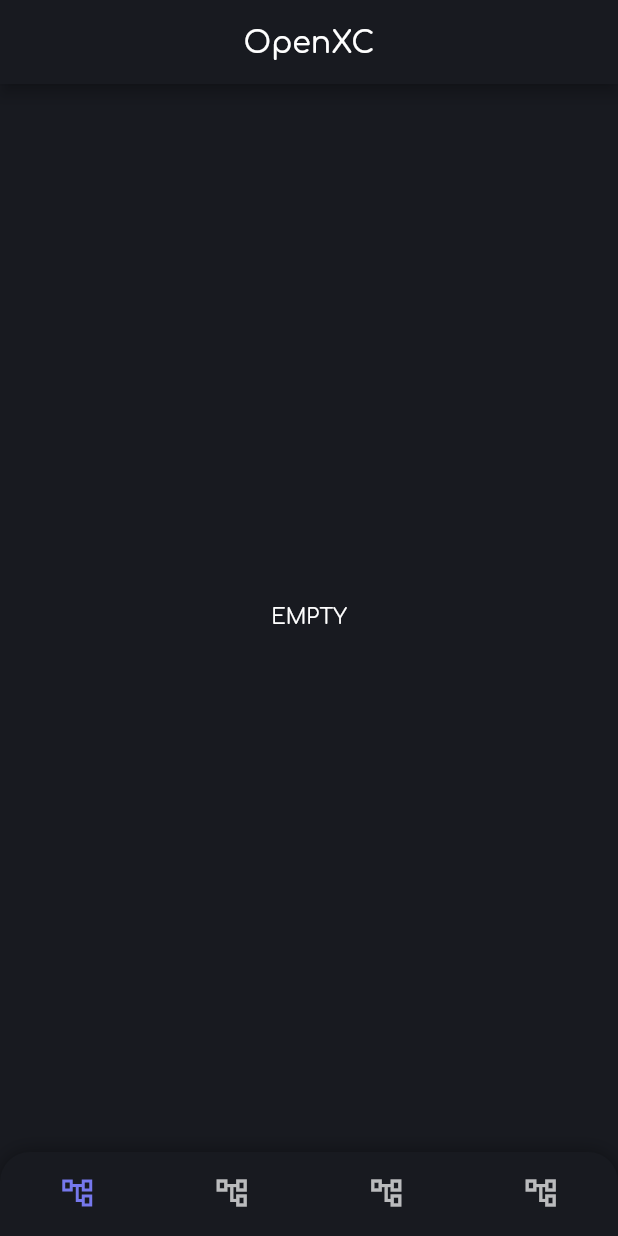
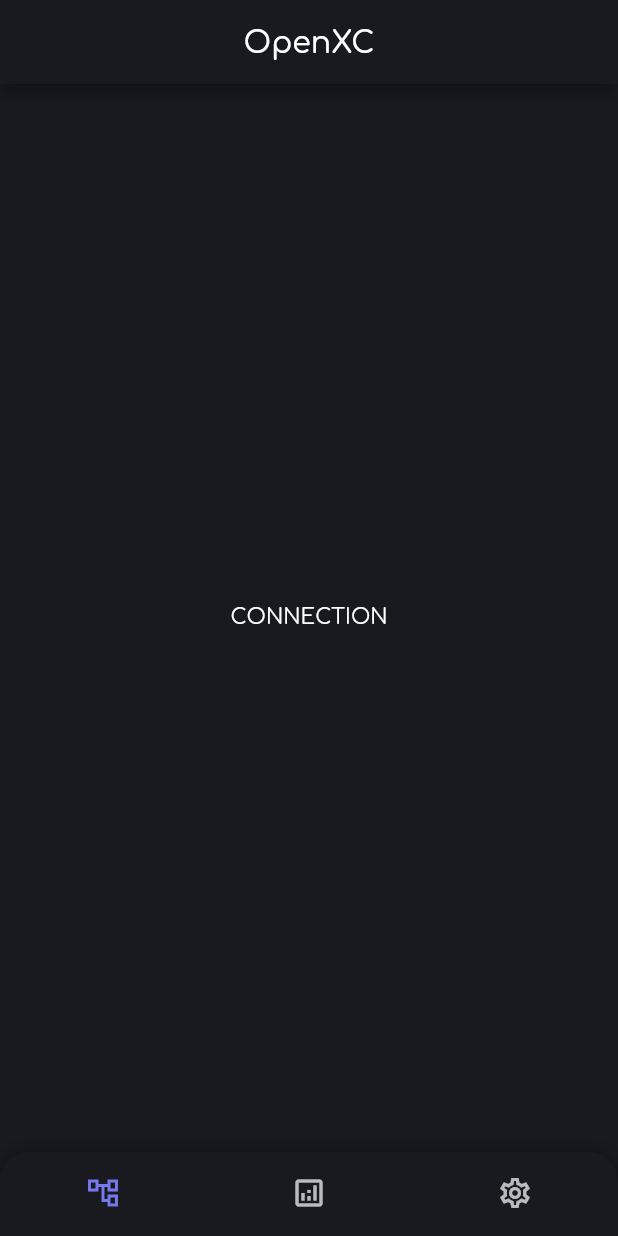
Before and after one commit to Prateek-Prakash/OpenXC, a Flutter app: the screen it shows after launch, on a phone screen of 412 x 824 dp. Run offline on Flutter 3.47's test engine with Material 2 defaults, Android fonts, the phone set to English and light mode, and no system bars; our stand-ins replace flutter_hooks, hooks_riverpod.

Commit message:
Finalize Tab Names & Icons

```diff
--- a/lib/main.dart
+++ b/lib/main.dart
@@ -96,10 +96,9 @@
   StateProvider<int> get bNavigationIndexProvider => _bNavigationIndexProvider;
 
   final _bNavigationPages = [
-    EmptyTab(),
-    EmptyTab(),
-    EmptyTab(),
-    EmptyTab(),
+    ConnectionTab(),
+    DashboardTab(),
+    SettingsTab(),
   ];
 
   List<Widget> get bNavigationPages => _bNavigationPages;
@@ -107,26 +106,22 @@
   final _bNavigationItems = [
     BottomNavigationBarItem(
       icon: Icon(Icons.account_tree_outlined),
-      label: 'Empty',
+      label: 'Connection',
     ),
     BottomNavigationBarItem(
-      icon: Icon(Icons.account_tree_outlined),
-      label: 'Empty',
+      icon: Icon(Icons.analytics_outlined),
+      label: 'Dashboard',
     ),
     BottomNavigationBarItem(
-      icon: Icon(Icons.account_tree_outlined),
-      label: 'Empty',
-    ),
-    BottomNavigationBarItem(
-      icon: Icon(Icons.account_tree_outlined),
-      label: 'Empty',
+      icon: Icon(Icons.settings_outlined),
+      label: 'Settings',
     ),
   ];
 
   List<BottomNavigationBarItem> get bNavigationItems => _bNavigationItems;
 }
 
-class EmptyTab extends HookWidget {
+class ConnectionTab extends HookWidget {
   @override
   Widget build(BuildContext context) {
     return Scaffold(
@@ -135,8 +130,38 @@
         centerTitle: true,
       ),
       body: Center(
-        child: Text('EMPTY'),
+        child: Text('CONNECTION'),
       ),
     );
   }
 }
+
+class DashboardTab extends HookWidget {
+  @override
+  Widget build(BuildContext context) {
+    return Scaffold(
+      appBar: AppBar(
+        title: Text('OpenXC'),
+        centerTitle: true,
+      ),
+      body: Center(
+        child: Text('DASHBOARD'),
+      ),
+    );
+  }
+}
+
+class SettingsTab extends HookWidget {
+  @override
+  Widget build(BuildContext context) {
+    return Scaffold(
+      appBar: AppBar(
+        title: Text('OpenXC'),
+        centerTitle: true,
+      ),
+      body: Center(
+        child: Text('SETTINGS'),
+      ),
+    );
+  }
+}
```
